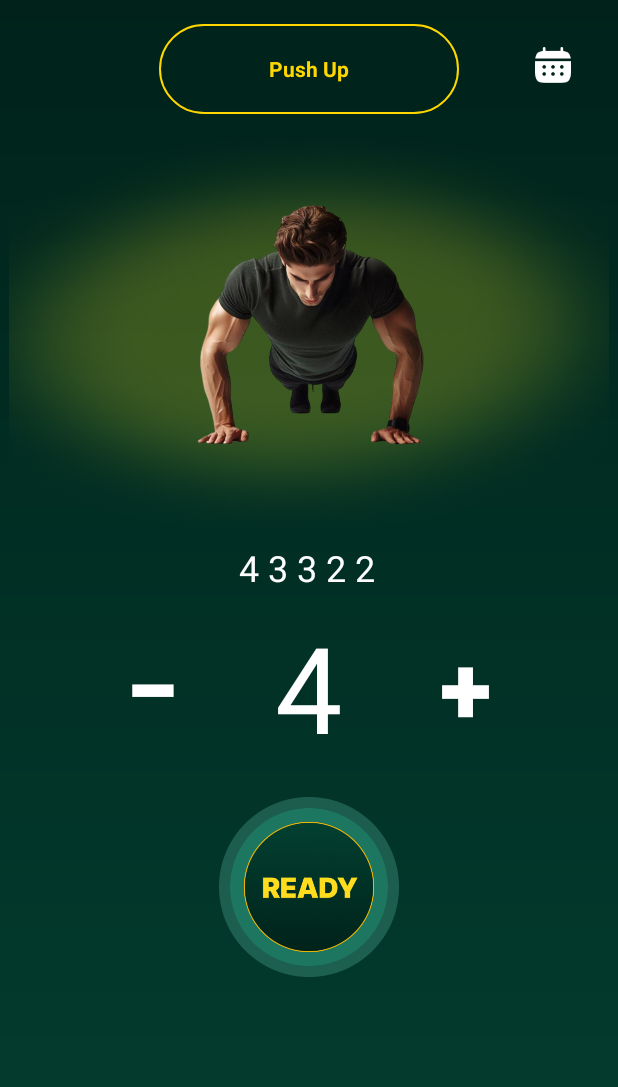
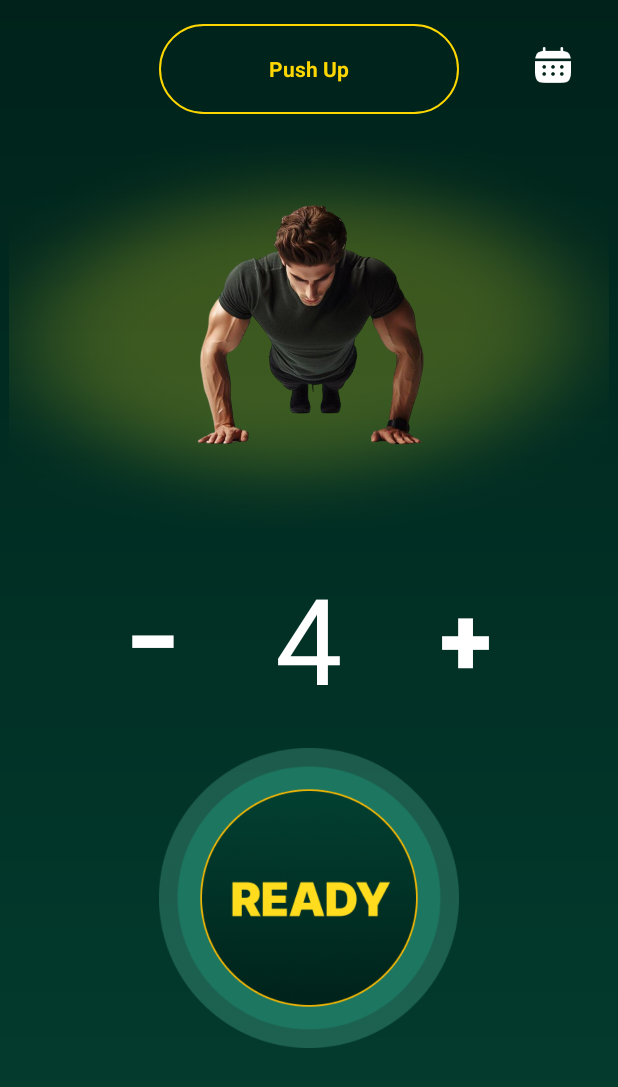
Before and after one commit to dmitryS1666/pushup_dont_stop, an Android app built with Jetpack Compose: the layout fragment_workout.xml on its own in the app's theme, with its tools: preview values and no code run, on a phone screen of 412 x 824 dp. Shown: the top 1087 px of the screen. Run offline under Robolectric (Android 15) with nearby library versions, the phone set to English and light mode, and no system bars.

Commit message:
add main logic

```diff
--- a/app/build.gradle.kts
+++ b/app/build.gradle.kts
@@ -38,6 +38,7 @@ android {
     }
     buildFeatures {
         compose = true
+        viewBinding = true
     }
     composeOptions {
         kotlinCompilerExtensionVersion = "1.5.1"
--- a/app/src/main/res/layout/fragment_workout.xml
+++ b/app/src/main/res/layout/fragment_workout.xml
@@ -1,6 +1,5 @@
 <?xml version="1.0" encoding="utf-8"?>
-<androidx.constraintlayout.widget.ConstraintLayout
-    xmlns:android="http://schemas.android.com/apk/res/android"
+<androidx.constraintlayout.widget.ConstraintLayout xmlns:android="http://schemas.android.com/apk/res/android"
     xmlns:app="http://schemas.android.com/apk/res-auto"
     xmlns:tools="http://schemas.android.com/tools"
     android:layout_width="match_parent"
@@ -20,11 +19,11 @@
             android:id="@+id/calendarIcon"
             android:layout_width="24dp"
             android:layout_height="24dp"
+            android:layout_marginTop="15dp"
+            android:layout_marginRight="15dp"
             android:src="@drawable/calendar"
             app:layout_constraintEnd_toEndOf="parent"
-            app:layout_constraintTop_toTopOf="parent"
-            android:layout_marginRight="15dp"
-            android:layout_marginTop="15dp"/>
+            app:layout_constraintTop_toTopOf="parent" />
 
         <!-- Кнопка по центру -->
         <TextView
@@ -32,12 +31,12 @@
             style="@style/PushupBorderButton"
             android:layout_width="200dp"
             android:layout_height="60dp"
+            android:layout_marginTop="0dp"
             android:text="Push Up"
-            app:layout_constraintTop_toTopOf="parent"
-            android:layout_marginTop="0dp"
+            app:layout_constraintBottom_toBottomOf="parent"
+            app:layout_constraintEnd_toEndOf="parent"
             app:layout_constraintStart_toStartOf="parent"
-            app:layout_constraintEnd_toEndOf="parent"
-            app:layout_constraintBottom_toBottomOf="parent"/>
+            app:layout_constraintTop_toTopOf="parent" />
     </androidx.constraintlayout.widget.ConstraintLayout>
 
     <!-- Блок с изображением — сразу под topBar -->
@@ -57,8 +56,8 @@
             android:id="@+id/pushupBackground"
             android:layout_width="180pt"
             android:layout_height="280dp"
+            android:layout_gravity="center"
             android:scaleType="fitXY"
-            android:layout_gravity="center"
             android:src="@drawable/push_up_bg" />
 
         <ImageView
@@ -79,38 +78,41 @@
         app:layout_constraintHorizontal_bias="0.496"
         app:layout_constraintStart_toStartOf="parent"
         app:layout_constraintTop_toBottomOf="@id/fragment_workout">
-    <TextView
-        android:id="@+id/sequenceText"
-        android:layout_width="wrap_content"
-        android:layout_height="wrap_content"
-        android:text="4 3 3 2 2"
-        android:textSize="24sp"
-        android:textColor="#FFFFFF"
-        android:layout_marginTop="10dp"
-        tools:ignore="NotSibling" />
+
+        <LinearLayout
+            android:id="@+id/sequenceLayout"
+            android:layout_width="wrap_content"
+            android:layout_height="wrap_content"
+            android:layout_marginTop="10dp"
+            android:orientation="horizontal"
+            app:layout_constraintEnd_toEndOf="parent"
+            app:layout_constraintStart_toStartOf="parent"
+            app:layout_constraintTop_toBottomOf="@id/fragment_workout" />
     </LinearLayout>
 
-    <!-- Счётчик -->
-
-    <!-- Кнопка READY -->
+    <!-- Счётчик и таймер -->
     <LinearLayout
         android:id="@+id/counterLayout"
         android:layout_width="wrap_content"
         android:layout_height="wrap_content"
         android:layout_marginTop="10dp"
         android:orientation="horizontal"
+        android:gravity="center"
         app:layout_constraintEnd_toEndOf="parent"
         app:layout_constraintHorizontal_bias="0.496"
         app:layout_constraintStart_toStartOf="parent"
         app:layout_constraintTop_toBottomOf="@id/sequence">
 
+        <!-- Минус -->
         <Button
             android:id="@+id/minusButton"
             style="@style/PlainTextButton"
             android:layout_width="64dp"
             android:layout_height="match_parent"
-            android:text="−" />
+            android:text="−"
+            android:visibility="visible" />
 
+        <!-- Счётчик -->
         <TextView
             android:id="@+id/counterText"
             android:layout_width="wrap_content"
@@ -120,24 +122,50 @@
             android:paddingRight="50dp"
             android:text="4"
             android:textColor="#FFFFFF"
-            android:textSize="80sp" />
+            android:textSize="80sp"
+            android:visibility="visible" />
 
+        <!-- Таймер (скрыт по умолчанию) -->
+        <TextView
+            android:id="@+id/timerText"
+            android:layout_width="wrap_content"
+            android:layout_height="match_parent"
+            android:layout_gravity="center"
+            android:text="01:00"
+            android:textColor="#FFFFFF"
+            android:textSize="80sp"
+            android:visibility="gone" />
+
+        <!-- Плюс -->
         <Button
             android:id="@+id/plusButton"
             style="@style/PlainTextButton"
             android:layout_width="64dp"
             android:layout_height="match_parent"
-            android:text="+" />
+            android:text="+"
+            android:visibility="visible" />
     </LinearLayout>
 
     <Button
         android:id="@+id/readyButton"
-        android:layout_width="120dp"
-        android:layout_height="120dp"
-        app:layout_constraintTop_toBottomOf="@id/counterLayout"
+        android:layout_width="200dp"
+        android:layout_height="200dp"
+        android:layout_marginTop="20dp"
+        android:background="@drawable/ready_button"
+        android:gravity="center"
+        app:layout_constraintEnd_toEndOf="parent"
         app:layout_constraintStart_toStartOf="parent"
+        app:layout_constraintTop_toBottomOf="@id/counterLayout" />
+
+    <Button
+        android:id="@+id/stopButton"
+        android:layout_width="200dp"
+        android:layout_height="200dp"
+        android:layout_marginTop="20dp"
+        android:background="@drawable/stop_button"
+        android:gravity="center"
+        android:visibility="gone"
         app:layout_constraintEnd_toEndOf="parent"
-        android:layout_marginTop="20dp"
-        android:background="@drawable/ready_button_selector"
-        android:gravity="center" />
+        app:layout_constraintStart_toStartOf="parent"
+        app:layout_constraintTop_toBottomOf="@id/counterLayout" />
 </androidx.constraintlayout.widget.ConstraintLayout>
```
Also changed, not shown: app/src/main/java/com/pushup/donstop/MainActivity.kt (+9 -13 lines), app/src/main/java/com/pushup/donstop/ui/WorkoutFragment.kt (+150 -32 lines), app/src/main/res/drawable/big_man.png (added), app/src/main/res/drawable/man_with_hand.png (added), app/src/main/res/drawable/stop_button.png (added).
